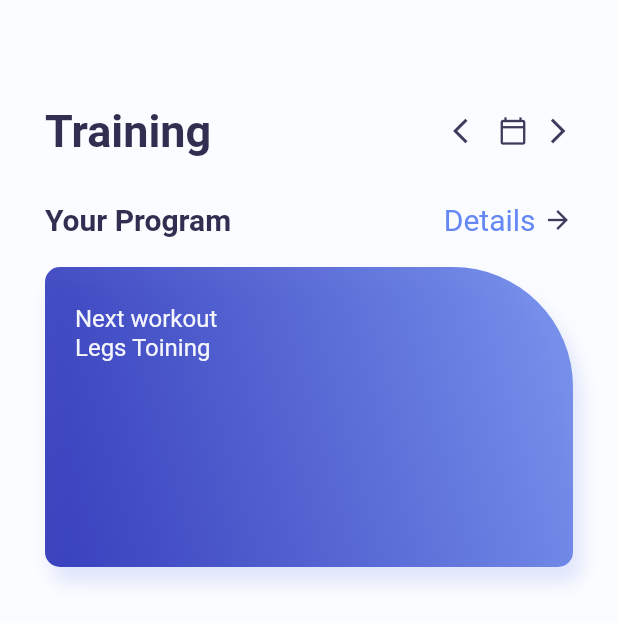
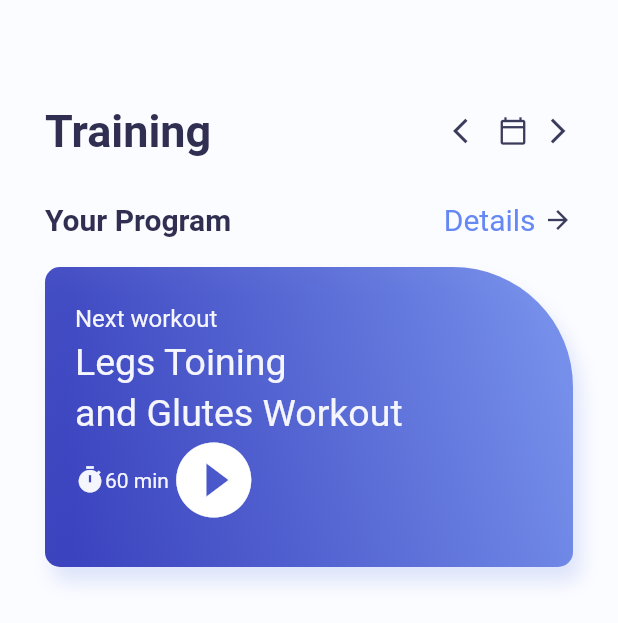
Before and after one commit to kohenro19/MuscleTraining_flutter_001, a Flutter app: the screen it shows after launch, on a phone screen of 412 x 824 dp. Shown: the top 623 px of the screen. Run offline on Flutter 3.47's test engine with Material 2 defaults, Android fonts, the phone set to English and light mode, and no system bars.

Commit message:
20220314r2

```diff
--- a/lib/home_page.dart
+++ b/lib/home_page.dart
@@ -111,14 +111,45 @@ class _HomePageState extends State<HomePage> {
                         color: color.AppColor.homePageContainerTextSmall
                        ),
                      ),
-
+                    SizedBox(height: 5,),
                     Text(
                         "Legs Toining",
                         style: TextStyle(
-                          fontSize: 16,
+                          fontSize: 25,
                           color: color.AppColor.homePageContainerTextSmall
                         ),
-                      ),
+                    ),
+                    SizedBox(height: 5,),
+                    Text(
+                        "and Glutes Workout",
+                        style: TextStyle(
+                          fontSize: 25,
+                          color: color.AppColor.homePageContainerTextSmall
+                        ),
+                    ),
+                    Row(
+                      children: [
+                        Icon(
+                          Icons.timer,
+                          size: 20,
+                          color: color.AppColor.homePageContainerTextSmall
+                        ),
+                        Text(
+                            "60 min",
+                            style: TextStyle(
+                              fontSize: 14,
+                              color: color.AppColor.homePageContainerTextSmall
+                            )
+                        ),
+                      Icon(
+                        Icons.play_circle_fill,
+                        color: Colors.white,
+                        size: 60,
+                      )
+
+                      ],
+                    )
+
                   ]
                 ),
               ),
```
